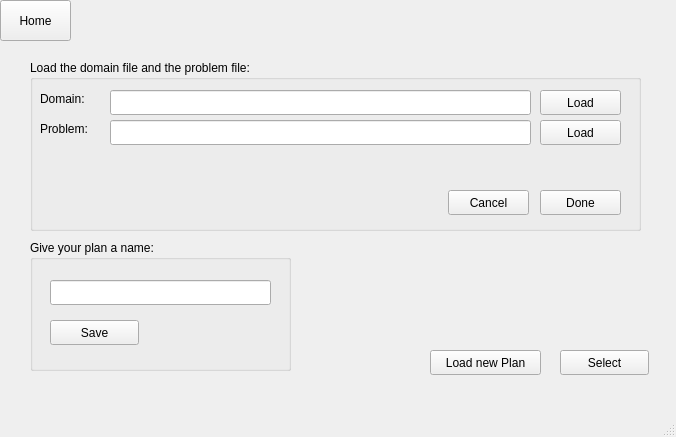
Before: the Qt Designer form home.ui in ariannabettin/FYPArianna, drawn with Qt 5.
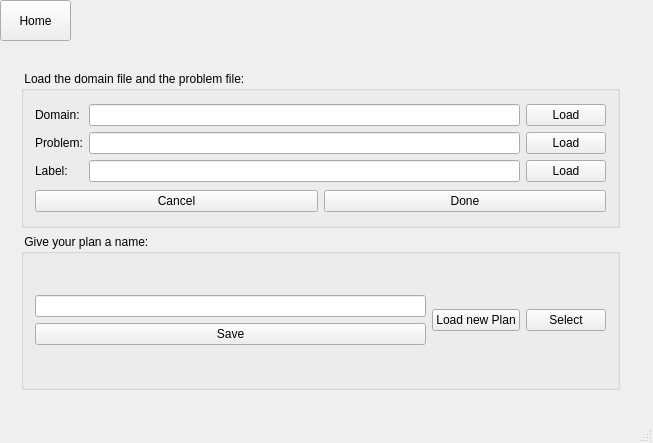
After: the same form once the commit is applied.

Patch:
```diff
--- a/home.ui
+++ b/home.ui
@@ -6,199 +6,188 @@
    <rect>
     <x>0</x>
     <y>0</y>
-    <width>676</width>
-    <height>437</height>
+    <width>653</width>
+    <height>443</height>
    </rect>
   </property>
   <property name="windowTitle">
    <string>Home</string>
   </property>
   <widget class="QWidget" name="centralWidget">
+   <widget class="QPushButton" name="homeButton">
+    <property name="geometry">
+     <rect>
+      <x>0</x>
+      <y>0</y>
+      <width>71</width>
+      <height>41</height>
+     </rect>
+    </property>
+    <property name="text">
+     <string>Home</string>
+    </property>
+   </widget>
+   <widget class="QWidget" name="layoutWidget">
+    <property name="geometry">
+     <rect>
+      <x>10</x>
+      <y>60</y>
+      <width>621</width>
+      <height>341</height>
+     </rect>
+    </property>
+    <layout class="QVBoxLayout" name="verticalLayout_5">
+     <item>
    <widget class="QGroupBox" name="groupBox">
-    <property name="geometry">
-     <rect>
-      <x>30</x>
-      <y>60</y>
-      <width>611</width>
-      <height>171</height>
-     </rect>
-    </property>
     <property name="title">
-     <string>Load the domain file and the problem file:</string>
-    </property>
+        <string> Load the domain file and the problem file:</string>
+       </property>
+       <layout class="QHBoxLayout" name="horizontalLayout_2">
+        <item>
+         <layout class="QVBoxLayout" name="verticalLayout">
+          <item>
+           <layout class="QHBoxLayout" name="horizontalLayout_5">
+            <item>
+             <layout class="QFormLayout" name="formLayout">
+              <item row="0" column="0">
     <widget class="QLabel" name="label">
-     <property name="geometry">
-      <rect>
-       <x>10</x>
-       <y>30</y>
-       <width>67</width>
-       <height>17</height>
-      </rect>
-     </property>
      <property name="text">
       <string>Domain:</string>
      </property>
     </widget>
+              </item>
+              <item row="0" column="1">
+               <widget class="QLineEdit" name="domainPathLine"/>
+              </item>
+              <item row="1" column="0">
     <widget class="QLabel" name="label_2">
-     <property name="geometry">
-      <rect>
-       <x>10</x>
-       <y>60</y>
-       <width>67</width>
-       <height>17</height>
-      </rect>
-     </property>
      <property name="text">
       <string>Problem:</string>
      </property>
     </widget>
-    <widget class="QLineEdit" name="domainPathLine">
-     <property name="geometry">
-      <rect>
-       <x>80</x>
-       <y>30</y>
-       <width>421</width>
-       <height>25</height>
-      </rect>
-     </property>
-    </widget>
-    <widget class="QLineEdit" name="problemPathLine">
-     <property name="geometry">
-      <rect>
-       <x>80</x>
-       <y>60</y>
-       <width>421</width>
-       <height>25</height>
-      </rect>
-     </property>
-    </widget>
+              </item>
+              <item row="1" column="1">
+               <widget class="QLineEdit" name="problemPathLine"/>
+              </item>
+              <item row="2" column="0">
+               <widget class="QLabel" name="label_3">
+                <property name="text">
+                 <string>Label:</string>
+                </property>
+               </widget>
+              </item>
+              <item row="2" column="1">
+               <widget class="QLineEdit" name="PathLine"/>
+              </item>
+             </layout>
+            </item>
+            <item>
+             <layout class="QVBoxLayout" name="verticalLayout_2">
+              <item>
     <widget class="QPushButton" name="DomainLoadButton">
-     <property name="geometry">
-      <rect>
-       <x>510</x>
-       <y>30</y>
-       <width>81</width>
-       <height>25</height>
-      </rect>
-     </property>
      <property name="text">
       <string>Load</string>
      </property>
     </widget>
+              </item>
+              <item>
     <widget class="QPushButton" name="ProblemLoadButton">
-     <property name="geometry">
-      <rect>
-       <x>510</x>
-       <y>60</y>
-       <width>81</width>
-       <height>25</height>
-      </rect>
-     </property>
+                <property name="text">
+                 <string>Load</string>
+                </property>
+               </widget>
+              </item>
+              <item>
+               <widget class="QPushButton" name="PathLoadButton">
      <property name="text">
       <string>Load</string>
      </property>
     </widget>
+              </item>
+             </layout>
+            </item>
+           </layout>
+          </item>
+          <item>
+           <layout class="QHBoxLayout" name="horizontalLayout_3">
+            <item>
     <widget class="QPushButton" name="cancelButton">
-     <property name="geometry">
-      <rect>
-       <x>418</x>
-       <y>130</y>
-       <width>81</width>
-       <height>25</height>
-      </rect>
-     </property>
      <property name="text">
       <string>Cancel</string>
      </property>
     </widget>
+            </item>
+            <item>
     <widget class="QPushButton" name="doneButton">
-     <property name="geometry">
-      <rect>
-       <x>510</x>
-       <y>130</y>
-       <width>81</width>
-       <height>25</height>
-      </rect>
-     </property>
      <property name="text">
       <string>Done</string>
      </property>
     </widget>
-   </widget>
+            </item>
+           </layout>
+          </item>
+         </layout>
+        </item>
+       </layout>
+      </widget>
+     </item>
+     <item>
+      <layout class="QHBoxLayout" name="horizontalLayout_6">
+       <item>
    <widget class="QGroupBox" name="groupBox_2">
-    <property name="geometry">
-     <rect>
-      <x>30</x>
-      <y>240</y>
-      <width>261</width>
-      <height>131</height>
-     </rect>
-    </property>
     <property name="title">
-     <string>Give your plan a name:</string>
-    </property>
-    <widget class="QLineEdit" name="NamePlanLine">
-     <property name="geometry">
-      <rect>
-       <x>20</x>
-       <y>40</y>
-       <width>221</width>
-       <height>25</height>
-      </rect>
-     </property>
-    </widget>
+          <string> Give your plan a name:</string>
+         </property>
+         <layout class="QVBoxLayout" name="verticalLayout_4">
+          <item>
+           <layout class="QHBoxLayout" name="horizontalLayout">
+            <item>
+             <layout class="QVBoxLayout" name="verticalLayout_3">
+              <item>
+               <widget class="QLineEdit" name="NamePlanLine"/>
+              </item>
+              <item>
     <widget class="QPushButton" name="saveButton">
-     <property name="geometry">
-      <rect>
-       <x>20</x>
-       <y>80</y>
-       <width>89</width>
-       <height>25</height>
-      </rect>
-     </property>
      <property name="text">
       <string>Save</string>
      </property>
     </widget>
-   </widget>
+              </item>
+             </layout>
+            </item>
+            <item>
+             <layout class="QVBoxLayout" name="verticalLayout_7">
+              <item>
+               <layout class="QVBoxLayout" name="verticalLayout_6"/>
+              </item>
+              <item>
+               <layout class="QHBoxLayout" name="horizontalLayout_4">
+                <item>
    <widget class="QPushButton" name="loadNewButton">
-    <property name="geometry">
-     <rect>
-      <x>430</x>
-      <y>350</y>
-      <width>111</width>
-      <height>25</height>
-     </rect>
-    </property>
     <property name="text">
      <string>Load new Plan</string>
     </property>
    </widget>
+                </item>
+                <item>
    <widget class="QPushButton" name="selectButton">
-    <property name="geometry">
-     <rect>
-      <x>560</x>
-      <y>350</y>
-      <width>89</width>
-      <height>25</height>
-     </rect>
-    </property>
     <property name="text">
      <string>Select</string>
     </property>
    </widget>
-   <widget class="QPushButton" name="homeButton">
-    <property name="geometry">
-     <rect>
-      <x>0</x>
-      <y>0</y>
-      <width>71</width>
-      <height>41</height>
-     </rect>
-    </property>
-    <property name="text">
-     <string>Home</string>
-    </property>
+                </item>
+               </layout>
+              </item>
+             </layout>
+            </item>
+           </layout>
+          </item>
+         </layout>
+        </widget>
+       </item>
+      </layout>
+     </item>
+    </layout>
    </widget>
   </widget>
   <widget class="QStatusBar" name="statusBar"/>
```
Lines whose indentation alone changed are shown as unchanged.
